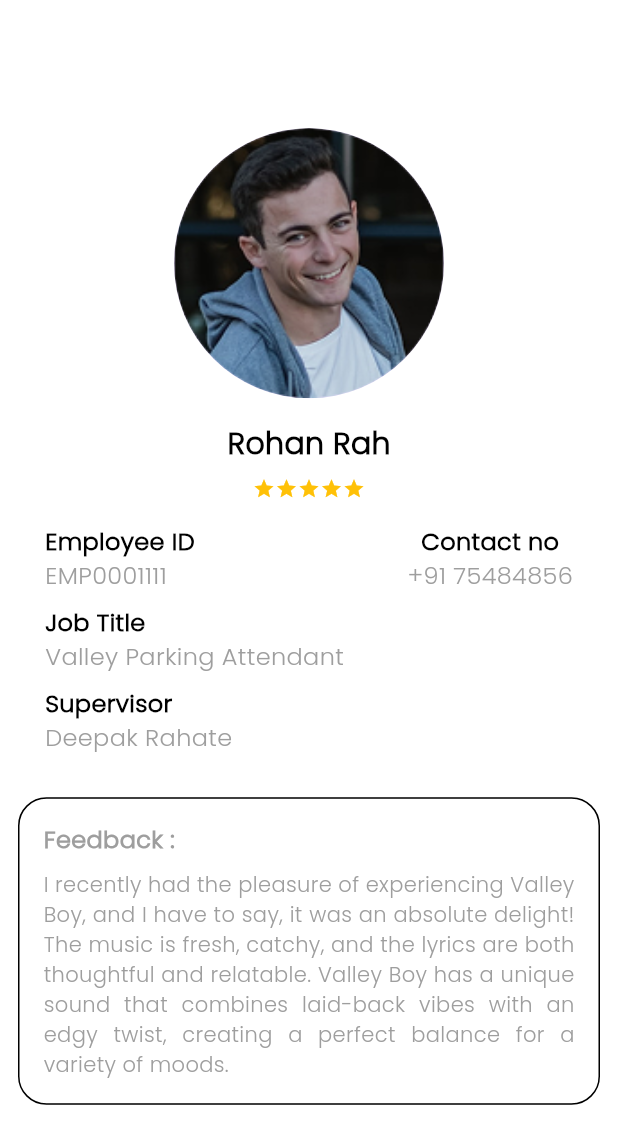
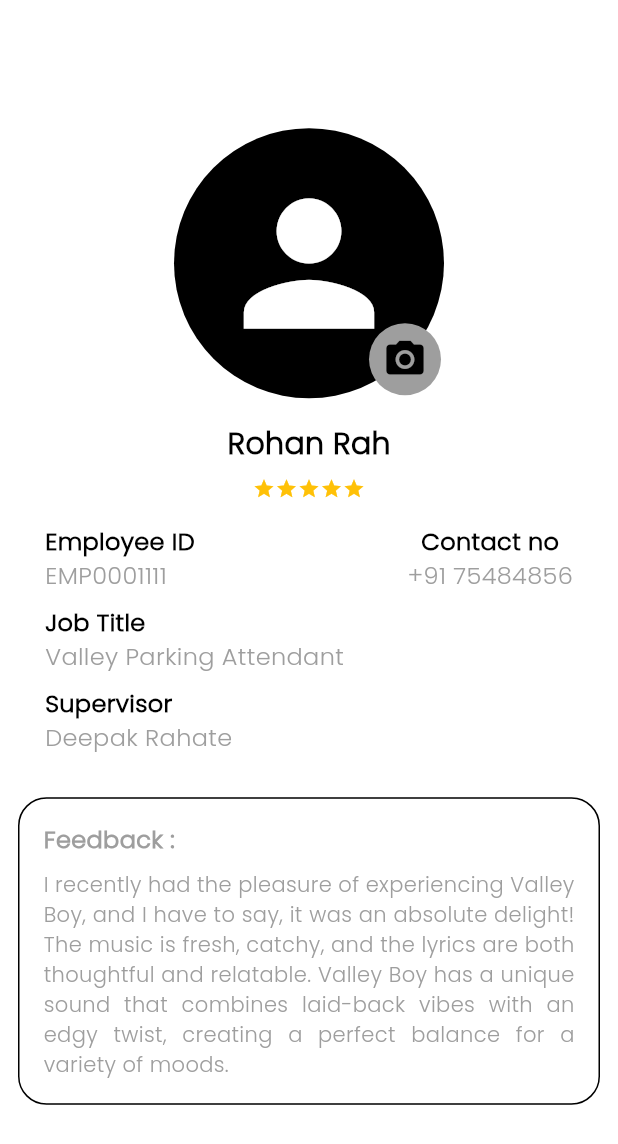
Before and after one commit to HBGadgets/I-park_flutterApp, a Flutter app: the ProfileTab screen opened directly, on a phone screen of 412 x 824 dp. Shown: the top 1144 px of the screen. Run offline on Flutter 3.47's test engine with Material 3 defaults, Android fonts, the phone set to English and light mode, and no system bars; our stand-ins replace image_picker, shared_preferences; accounts and stored records are empty.

Commit message:
add profile image picker function

```diff
--- a/lib/view/constants/constant_colors.dart
+++ b/lib/view/constants/constant_colors.dart
@@ -94,11 +94,7 @@ class ConstantColors {
   static const Color supportContainerBorder = Colors.black;
   static const Color supportContainer = Color(0xA3DFF7F9);
   static const Color dividerColors =  Colors.grey;
-
-
-
-
-
-
+  static var profileEditIconColor = Colors.blue;
+  static var profileEditIconBackground = Colors.grey;
 
 }
--- a/lib/view/constants/constant_integers.dart
+++ b/lib/view/constants/constant_integers.dart
@@ -219,40 +219,6 @@ class ConstantIntegers {
   static const double numberText = 16.0;
   static const double titleText = 16.0;
   static const double bulletContent = 14.0;
-
-
-
-
-
-
-
-
-
-
-
-
-
-
-
-
-
-
-
-
-
-
-
-
-
-
-
-
-
-
-
-
-
-
   static const double scrollbarThickness = 1.0;
   static const double scrollbarBorderCircularSize = 16.0;
   static const double singleChildScrollViewPadding = 16.0;
@@ -282,5 +248,6 @@ class ConstantIntegers {
   static const double feedbackAboveLabelHeight = 20;
   static const double labelTextSize = 16;
   static const double feedbackTextFieldHintTextSize = 12;
+  static const double profileEditIconSize = 30.0;
 
 }
--- a/lib/view/ui/profile_tab.dart
+++ b/lib/view/ui/profile_tab.dart
@@ -1,6 +1,8 @@
+import 'dart:io';
+
 import 'package:flutter/material.dart';
+import 'package:image_picker/image_picker.dart';
 import '../constants/constant_colors.dart';
-import '../constants/constant_images.dart';
 import '../constants/constant_integers.dart';
 import '../constants/constant_variables.dart';
 
@@ -12,6 +14,21 @@ class ProfileTab extends StatefulWidget {
 }
 
 class ProfileTabScreen extends State<ProfileTab> {
+  File? profileImage;
+
+  Future<void> pickImage(ImageSource source) async {
+    final ImagePicker imagePicker = ImagePicker();
+    final XFile? pickedFile = await imagePicker.pickImage(source: source);
+
+    if (pickedFile != null) {
+      setState(() {
+        profileImage = File(pickedFile.path);
+      });
+    } else {
+      print("No image selected.");
+    }
+  }
+
   @override
   Widget build(BuildContext context) {
     return Scaffold(
@@ -207,11 +224,87 @@ class ProfileTabScreen extends State<ProfileTab> {
   }
 
   Widget profileCircularAvatar() {
-    return CircleAvatar(
-      radius: ConstantIntegers.profileCircularAvatar,
-      backgroundImage: AssetImage(
-        ConstantImages.assetImages + ConstantImages.circularAvatarImage,
+    return Stack(
+      alignment: Alignment.center,
+      children: [
+        CircleAvatar(
+          radius: ConstantIntegers.profileCircularAvatar,
+          backgroundColor: Colors.black,
+          backgroundImage:
+              profileImage != null ? FileImage(profileImage!) : null,
+          child:
+              profileImage == null
+                  ? Icon(Icons.person, size: 130, color: Colors.white)
+                  : null,
+        ),
+        Positioned(
+          bottom: 2,
+          right: 2,
+          child: Container(
+            decoration: BoxDecoration(
+              shape: BoxShape.circle,
+              color: ConstantColors.profileEditIconBackground,
+            ),
+            child: IconButton(
+              icon: Icon(
+                Icons.camera_alt,
+                color: Colors.black,
+                size: ConstantIntegers.profileEditIconSize,
+              ),
+              onPressed: () {
+                showImagePickerBottomSheet(context);
+              },
+            ),
+          ),
+        ),
+      ],
+    );
+  }
+
+  void showImagePickerBottomSheet(BuildContext context) {
+    showModalBottomSheet(
+      context: context,
+      shape: RoundedRectangleBorder(
+        borderRadius: BorderRadius.vertical(top: Radius.circular(16)),
       ),
+      builder: (context) {
+        return Padding(
+          padding: const EdgeInsets.all(16.0),
+          child: Column(
+            mainAxisSize: MainAxisSize.min,
+            children: [
+              Text(
+                "Add Profile Picture",
+                style: TextStyle(fontSize: 18, fontWeight: FontWeight.bold),
+              ),
+              const SizedBox(height: 10),
+              Row(
+                mainAxisAlignment: MainAxisAlignment.spaceEvenly,
+                children: [
+                  iconButtonOption(Icons.photo_library, "Gallery", () {
+                    pickImage(ImageSource.gallery);
+                  }),
+                  iconButtonOption(Icons.camera_alt, "Camera", () {
+                    pickImage(ImageSource.camera);
+                  }),
+                ],
+              ),
+            ],
+          ),
+        );
+      },
+    );
+  }
+
+  Widget iconButtonOption(IconData icon, String label, VoidCallback onTap) {
+    return Column(
+      children: [
+        IconButton(
+          icon: Icon(icon, size: 40, color: Colors.black),
+          onPressed: onTap,
+        ),
+        Text(label, style: TextStyle(fontSize: 14)),
+      ],
     );
   }
 
```
Also changed, not shown: pubspec.yaml (+4 -3 lines), assets/images/iPark logo.png (renamed from assets/images/Ipark logo.png), pubspec.lock, 5 other files.
